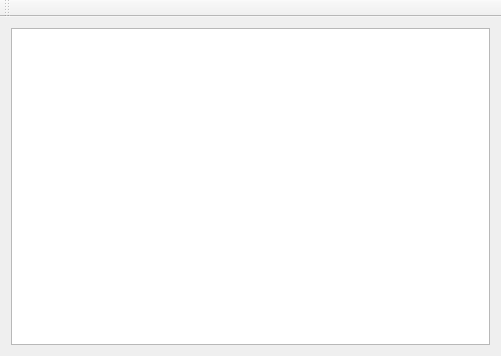
This is mainwindow.ui in HiDAl/LuzCamaraQT as Qt 5 draws it before an edit. The edited form follows.
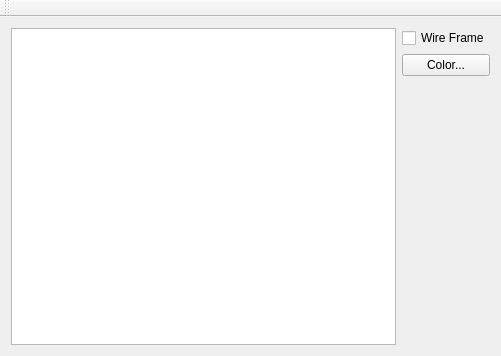
This is the edited form.

Patch:
```diff
--- a/mainwindow.ui
+++ b/mainwindow.ui
@@ -25,10 +25,41 @@
    </property>
    <layout class="QGridLayout" name="gridLayout">
     <item row="0" column="0">
-     <layout class="QHBoxLayout" name="horizontalLayout" stretch="0">
+     <layout class="QHBoxLayout" name="horizontalLayout" stretch="0,0">
       <item>
        <widget class="QListWidget" name="listWidget"/>
       </item>
+      <item>
+       <layout class="QVBoxLayout" name="verticalLayout">
+        <item>
+         <widget class="QCheckBox" name="checkBox">
+          <property name="text">
+           <string>Wire Frame</string>
+          </property>
+         </widget>
+        </item>
+        <item>
+         <widget class="QPushButton" name="colorButton">
+          <property name="text">
+           <string>Color...</string>
+          </property>
+         </widget>
+        </item>
+        <item>
+         <spacer name="verticalSpacer">
+          <property name="orientation">
+           <enum>Qt::Vertical</enum>
+          </property>
+          <property name="sizeHint" stdset="0">
+           <size>
+            <width>20</width>
+            <height>40</height>
+           </size>
+          </property>
+         </spacer>
+        </item>
+       </layout>
+      </item>
      </layout>
     </item>
    </layout>
```
Left out of the diff: 2 changed lines with no effect on the pictures.
